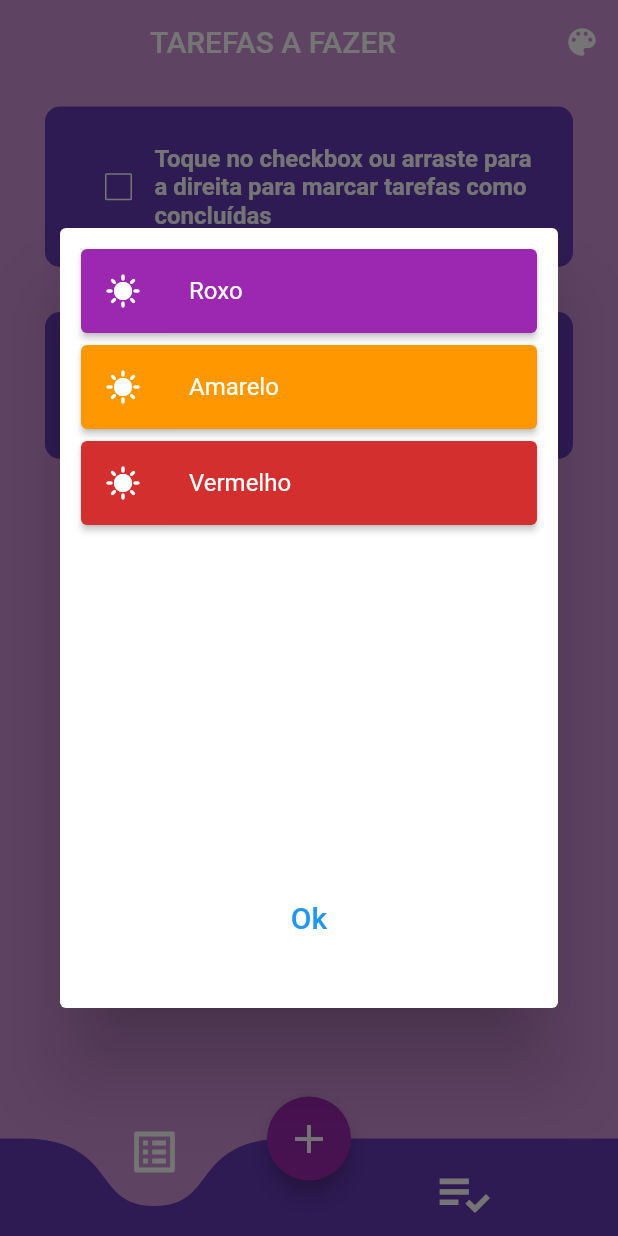
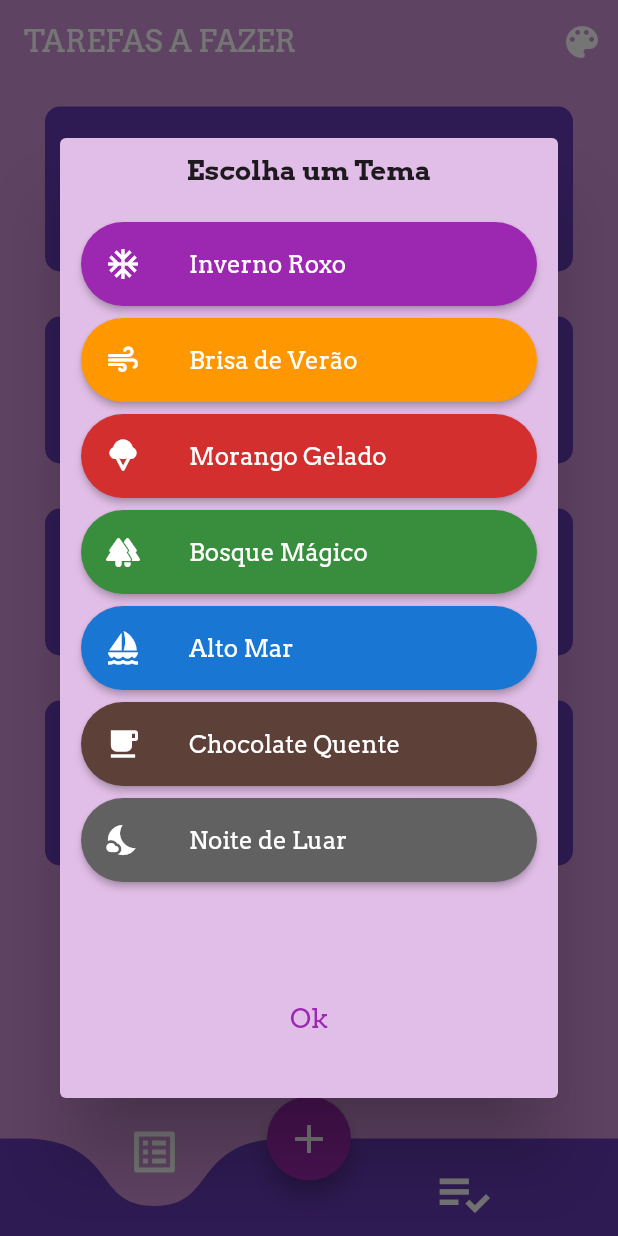
Before and after one commit to Gustaviusss/todo_app, a Flutter app: the screen it shows after launch, after a tap on the "color lens" icon, on a phone screen of 412 x 824 dp. Run offline on Flutter 3.47's test engine with Material 2 defaults, Android fonts, the phone set to English and light mode, and no system bars; drawn by our look-alikes of curved_navigation_bar; our stand-ins replace animated_splash_screen, fluttertoast, hive, hive_flutter, page_transition; accounts and stored records are empty.

```diff
--- a/lib/data/database.dart
+++ b/lib/data/database.dart
@@ -7,8 +7,10 @@ class ToDoDataBase {
   List<dynamic> finishedTaskList = [];
   final List<Map> colorSchemes = [
     {
-      'themeName': 'Roxo',
+      'themeName': 'Inverno Roxo',
+      'themeIcon': Icons.ac_unit,
       'bgColor': Colors.purple[200],
+      'dialogColor': Colors.purple[100],
       'defaultColor': Colors.purple,
       'mainColor': Colors.deepPurple,
       'cardTextColor': Colors.white,
@@ -17,8 +19,10 @@ class ToDoDataBase {
       'finishedColor': Colors.purple[700]
     },
     {
-      'themeName': 'Amarelo',
+      'themeName': 'Brisa de Verão',
+      'themeIcon': Icons.air_rounded,
       'bgColor': Colors.yellow[200],
+      'dialogColor': Colors.yellow[100],
       'defaultColor': Colors.orange,
       'mainColor': Colors.deepOrange,
       'cardTextColor': Colors.white,
@@ -27,14 +31,64 @@ class ToDoDataBase {
       'finishedColor': const Color.fromARGB(255, 177, 120, 45)
     },
     {
-      'themeName': 'Vermelho',
+      'themeName': 'Morango Gelado',
+      'themeIcon': Icons.icecream_rounded,
       'bgColor': Colors.red[200],
+      'dialogColor': Colors.red[100],
       'defaultColor': Colors.red[700],
       'mainColor': Colors.red,
       'cardTextColor': Colors.white,
-      'titleColor': Colors.black,
+      'titleColor': Colors.white,
       'iconColor': Colors.white,
       'finishedColor': const Color.fromARGB(255, 104, 30, 30)
+    },
+    {
+      'themeName': 'Bosque Mágico',
+      'themeIcon': Icons.forest_rounded,
+      'bgColor': Colors.green[200],
+      'dialogColor': Colors.green[100],
+      'defaultColor': Colors.green[700],
+      'mainColor': Colors.green,
+      'cardTextColor': Colors.white,
+      'titleColor': Colors.white,
+      'iconColor': Colors.white,
+      'finishedColor': Color.fromARGB(255, 14, 54, 4)
+    },
+    {
+      'themeName': 'Alto Mar',
+      'themeIcon': Icons.sailing,
+      'bgColor': Colors.blue[200],
+      'dialogColor': Colors.blue[100],
+      'defaultColor': Colors.blue[700],
+      'mainColor': Colors.blue,
+      'cardTextColor': Colors.white,
+      'titleColor': Colors.white,
+      'iconColor': Colors.white,
+      'finishedColor': Color.fromARGB(255, 11, 20, 141)
+    },
+    {
+      'themeName': 'Chocolate Quente',
+      'themeIcon': Icons.local_cafe,
+      'bgColor': Colors.brown[200],
+      'dialogColor': Colors.brown[100],
+      'defaultColor': Colors.brown[700],
+      'mainColor': Colors.brown,
+      'cardTextColor': Colors.white,
+      'titleColor': Colors.white,
+      'iconColor': Colors.white,
+      'finishedColor': Color.fromARGB(255, 110, 55, 4)
+    },
+    {
+      'themeName': 'Noite de Luar',
+      'themeIcon': Icons.nights_stay,
+      'bgColor': Colors.grey[600],
+      'dialogColor': Colors.grey[200],
+      'defaultColor': Colors.grey[700],
+      'mainColor': Colors.grey[500],
+      'cardTextColor': Colors.black,
+      'titleColor': Colors.white,
+      'iconColor': Colors.black,
+      'finishedColor': Color.fromARGB(255, 160, 155, 153)
     },
   ];
   var currentColorScheme = 0;
@@ -45,11 +99,17 @@ class ToDoDataBase {
   void createInitialData() {
     taskList = [
       TaskModel(
-          title:
-              'Toque no checkbox ou arraste para a direita para marcar tarefas como concluídas',
+          title: 'Arraste para a direita para marcar tarefas como concluídas',
           isCompleted: false),
       TaskModel(
           title: 'Arraste para a esquerda para deletar tarefas',
+          isCompleted: false),
+      TaskModel(
+          title: 'Use os botões abaixo para navegar entre as listas',
+          isCompleted: false),
+      TaskModel(
+          title:
+              'Use o botão no canto superior para escolher o seu tema preferido',
           isCompleted: false),
     ];
     finishedTaskList = [
--- a/lib/main.dart
+++ b/lib/main.dart
@@ -39,11 +39,12 @@ class _MyAppState extends State<MyApp> {
   @override
   Widget build(BuildContext context) {
     return MaterialApp(
+      theme: ThemeData(fontFamily: 'Arvo'),
       debugShowCheckedModeBanner: false,
       home: AnimatedSplashScreen(
           pageTransitionType: PageTransitionType.fade,
           splashTransition: SplashTransition.fadeTransition,
-          splashIconSize: 320,
+          splashIconSize: 240,
           centered: true,
           duration: 500,
           backgroundColor: db.colorSchemes[db.currentColorScheme]['bgColor'] ??
--- a/lib/pages/actual_task_list.dart
+++ b/lib/pages/actual_task_list.dart
@@ -22,14 +22,17 @@ class ActualTaskList extends StatelessWidget {
   @override
   Widget build(BuildContext context) {
     return taskList.isEmpty
-        ? const EmptyListWidget(
+        ? const Center(
+            child: EmptyListWidget(
               emptyListText: 'Sem tarefas por enquanto, que tal criar uma?',
               emptyListIcon: Icons.sentiment_dissatisfied_outlined,
+            ),
           )
-        : ListView.builder(
+        : Center(
+            child: ListView.builder(
                 itemCount: taskList.length,
                 itemBuilder: (context, index) => Dismissible(
-                  key: ValueKey(index),
+                      key: ValueKey(taskList[index]),
                       onDismissed: (direction) {
                         if (direction == DismissDirection.startToEnd) {
                           checkTask(true, index);
@@ -43,6 +46,7 @@ class ActualTaskList extends StatelessWidget {
                           tileText: taskList[index].title,
                           isCompleted: taskList[index].isCompleted,
                           onChecked: (value) => checkTask(value, index)),
-                ));
+                    )),
+          );
   }
 }
--- a/lib/pages/finished_task_list.dart
+++ b/lib/pages/finished_task_list.dart
@@ -20,15 +20,18 @@ class FinishedTaskList extends StatelessWidget {
   @override
   Widget build(BuildContext context) {
     return taskList.isEmpty
-        ? const EmptyListWidget(
-            emptyListText:
-                'Quando Você concluir uma tarefa, ela aparecerá aqui.',
-            emptyListIcon: Icons.lightbulb_outline_sharp,
+        ? const Center(
+            child: EmptyListWidget(
+              emptyListText:
+                  'Quando Você concluir uma tarefa, ela aparecerá aqui.',
+              emptyListIcon: Icons.lightbulb_outline_sharp,
+            ),
           )
         : ListView.builder(
+            shrinkWrap: true,
             itemCount: taskList.length,
             itemBuilder: (context, index) => Dismissible(
-                  key: ValueKey(index),
+                  key: ValueKey(taskList[index]),
                   onDismissed: (direction) => removeTask(taskList[index]),
                   child: CustomTile(
                       colorTheme: colorTheme,
--- a/lib/pages/home_page.dart
+++ b/lib/pages/home_page.dart
@@ -6,6 +6,7 @@ import 'package:todo_app/pages/actual_task_list.dart';
 import 'package:todo_app/pages/finished_task_list.dart';
 import 'package:todo_app/utils/new_task_dialog.dart';
 import 'package:curved_navigation_bar/curved_navigation_bar.dart';
+import 'package:fluttertoast/fluttertoast.dart';
 
 class HomePage extends StatefulWidget {
   const HomePage({super.key});
@@ -40,6 +41,11 @@ class _HomePageState extends State<HomePage> {
       db.taskList.remove(task);
     });
     db.updateData();
+    Fluttertoast.showToast(
+        fontSize: 16,
+        backgroundColor: db.colorSchemes[db.currentColorScheme]
+            ['finishedColor'],
+        msg: 'Tarefa Concluída');
   }
 
   void removeTask(TaskModel task) {
@@ -47,6 +53,11 @@ class _HomePageState extends State<HomePage> {
       db.taskList.remove(task);
     });
     db.updateData();
+    Fluttertoast.showToast(
+        fontSize: 16,
+        backgroundColor: db.colorSchemes[db.currentColorScheme]
+            ['finishedColor'],
+        msg: 'Tarefa Deletada');
   }
 
   void deleteTask(TaskModel task) {
@@ -54,6 +65,11 @@ class _HomePageState extends State<HomePage> {
       db.finishedTaskList.remove(task);
     });
     db.updateData();
+    Fluttertoast.showToast(
+        fontSize: 16,
+        backgroundColor: db.colorSchemes[db.currentColorScheme]
+            ['finishedColor'],
+        msg: 'Tarefa Deletada');
   }
 
   void addTask(TaskModel task) {
@@ -66,6 +82,11 @@ class _HomePageState extends State<HomePage> {
       return;
     }
     db.updateData();
+    Fluttertoast.showToast(
+        fontSize: 16,
+        backgroundColor: db.colorSchemes[db.currentColorScheme]
+            ['finishedColor'],
+        msg: 'Tarefa Adicionada');
   }
 
   void changeScreen(int index) {
@@ -91,21 +112,34 @@ class _HomePageState extends State<HomePage> {
           IconButton(
               onPressed: () {
                 showDialog(
+                    useSafeArea: true,
                     context: context,
                     builder: (_) => Dialog(
-                    child: Padding(
+                        backgroundColor: db.colorSchemes[db.currentColorScheme]
+                            ['dialogColor'],
+                        child: Column(
+                          mainAxisAlignment: MainAxisAlignment.spaceAround,
+                          mainAxisSize: MainAxisSize.min,
+                          children: [
+                            const Padding(
+                                padding: EdgeInsets.all(10),
+                                child: Text(
+                                  'Escolha um Tema',
+                                  style: TextStyle(
+                                      fontSize: 18,
+                                      fontWeight: FontWeight.bold),
+                                )),
+                            Padding(
                               padding: const EdgeInsets.all(10),
-                      child: SizedBox(
+                              child: Container(
                                 height: 500,
-                        child: Column(
-                          mainAxisSize: MainAxisSize.min,
-                          mainAxisAlignment: MainAxisAlignment.center,
-                          children: [
-                            Expanded(
-                              flex: 4,
                                 child: ListView.builder(
+                                    shrinkWrap: true,
                                     itemCount: db.colorSchemes.length,
                                     itemBuilder: (context, index) => Card(
+                                          shape: const RoundedRectangleBorder(
+                                              borderRadius: BorderRadius.all(
+                                                  Radius.circular(30))),
                                           borderOnForeground: true,
                                           elevation: 2,
                                           color: db.colorSchemes[index]
@@ -118,70 +152,79 @@ class _HomePageState extends State<HomePage> {
                                               title: Text(
                                                 db.colorSchemes[index]
                                                     ['themeName'],
-                                              style: TextStyle(
-                                                  color: db.colorSchemes[index]
-                                                      ['cardTextColor']),
+                                                style: const TextStyle(
+                                                    color: Colors.white),
                                               ),
-                                            leading: const Icon(
-                                              Icons.sunny,
+                                              leading: Icon(
+                                                db.colorSchemes[index]
+                                                    ['themeIcon'],
                                                 color: Colors.white,
                                               ),
                                             ),
                                           ),
                                         )),
                               ),
-                            Expanded(
-                              flex: 1,
+                            ),
+                            Padding(
+                                padding: EdgeInsets.only(bottom: 30),
                                 child: TextButton(
                                   onPressed: () {
                                     Navigator.of(context).pop();
                                   },
-                                  child: const Text(
+                                  child: Text(
                                     'Ok',
-                                    style: TextStyle(fontSize: 20),
-                                  )),
-                            )
+                                    style: TextStyle(
+                                        fontSize: 18,
+                                        color: db.colorSchemes[
+                                                db.currentColorScheme]
+                                            ['defaultColor']),
+                                  ),
+                                ))
                           ],
-                        ),
-                      ),
-                    ),
-                  ),
-                );
+                        )));
               },
               icon: Icon(
                 Icons.color_lens,
                 color: db.colorSchemes[db.currentColorScheme]['iconColor'],
+                size: 28,
               ))
         ],
-        title: Center(
-            child: Text(
+        title: Text(
           currentScreen == 0 ? 'TAREFAS A FAZER' : 'TAREFAS FEITAS',
           style: TextStyle(
               color: db.colorSchemes[db.currentColorScheme]['titleColor']),
-        )),
+        ),
         elevation: 0,
       ),
-      body: currentScreen == 0
-          ? ActualTaskList(
+      body: AnimatedCrossFade(
+          firstCurve: Curves.easeInOut,
+          firstChild: ActualTaskList(
             colorTheme: db.colorSchemes,
             themeIndex: db.currentColorScheme,
             taskList: db.taskList,
             removeTask: removeTask,
             checkTask: checkTask,
-            )
-          : FinishedTaskList(
+          ),
+          secondChild: FinishedTaskList(
             colorTheme: db.colorSchemes,
             themeIndex: db.currentColorScheme,
             taskList: db.finishedTaskList,
             removeTask: deleteTask,
           ),
+          crossFadeState: currentScreen == 0
+              ? CrossFadeState.showFirst
+              : CrossFadeState.showSecond,
+          duration: const Duration(milliseconds: 300)),
       floatingActionButton: FloatingActionButton(
         tooltip: 'Adicionar uma Tarefa',
         backgroundColor: db.colorSchemes[db.currentColorScheme]['defaultColor'],
         onPressed: () {
           showDialog(
             context: context,
-            builder: (_) => NewTaskDialog(onAddTask: addTask),
+            builder: (_) => NewTaskDialog(
+                onAddTask: addTask,
+                colorThemes: db.colorSchemes,
+                colorIndex: db.currentColorScheme),
           );
         },
         child: const Icon(
```
Also changed, not shown: lib/utils/new_task_dialog.dart (+27 -10 lines), pubspec.yaml (+8 -6 lines), assets/fonts/Arvo-Bold.ttf (added), assets/fonts/Arvo-Regular.ttf (added), pubspec.lock, 3 other files. Lines whose indentation alone changed are shown as unchanged.
